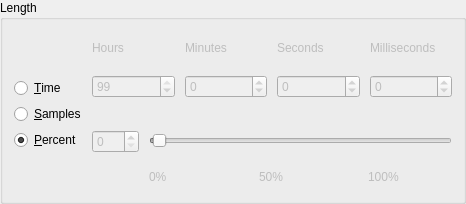
Above: libgui/SelectTimeWidgetBase.ui from KDE/kwave before the change. Below: the same form after it.
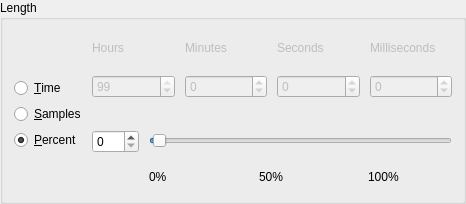
That is the form after the change. Custom widgets are drawn as their Qt base class.

Patch:
```diff
--- a/libgui/SelectTimeWidgetBase.ui
+++ b/libgui/SelectTimeWidgetBase.ui
@@ -314,9 +314,6 @@
      </property>
      <item row="0" column="0" >
       <widget class="QSpinBox" name="sbPercents" >
-       <property name="enabled" >
-        <bool>false</bool>
-       </property>
        <property name="maximum" >
         <number>100</number>
        </property>
@@ -357,9 +354,6 @@
        </property>
        <item>
         <widget class="QLabel" name="TextLabel1_2" >
-         <property name="enabled" >
-          <bool>false</bool>
-         </property>
          <property name="text" >
           <string>0%</string>
          </property>
@@ -386,9 +380,6 @@
        </item>
        <item>
         <widget class="QLabel" name="TextLabel3_2" >
-         <property name="enabled" >
-          <bool>false</bool>
-         </property>
          <property name="text" >
           <string>50%</string>
          </property>
@@ -415,9 +406,6 @@
        </item>
        <item>
         <widget class="QLabel" name="TextLabel2_2" >
-         <property name="enabled" >
-          <bool>false</bool>
-         </property>
          <property name="text" >
           <string>100%</string>
          </property>
@@ -430,9 +418,6 @@
      </item>
      <item row="0" column="1" >
       <widget class="QSlider" name="slidePercents" >
-       <property name="enabled" >
-        <bool>false</bool>
-       </property>
        <property name="minimumSize" >
         <size>
          <width>0</width>
```
Left out of the diff: 2 changed lines with no effect on the pictures.
